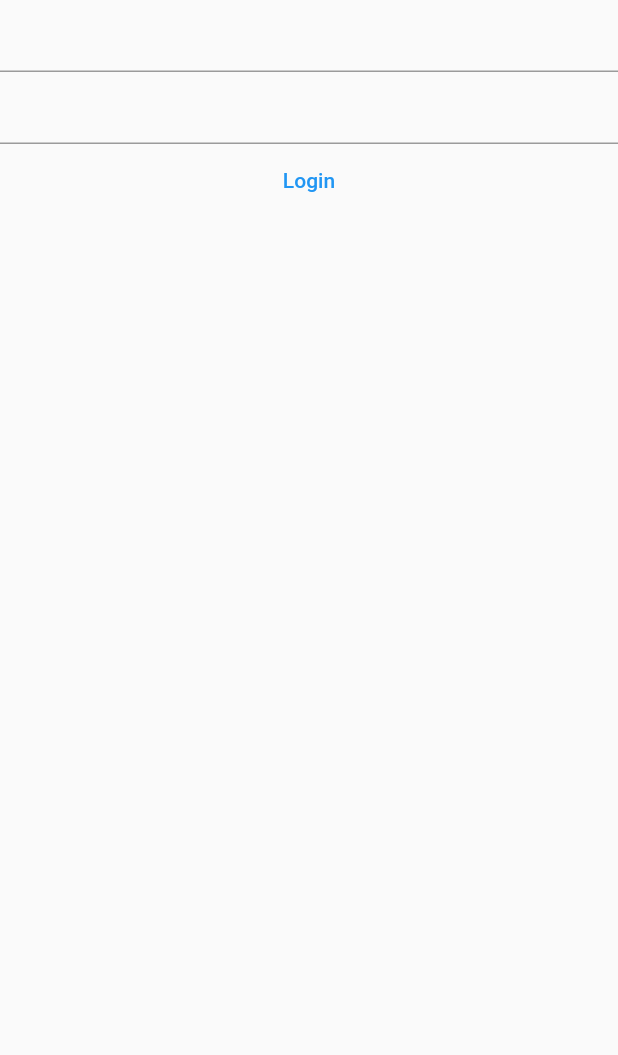
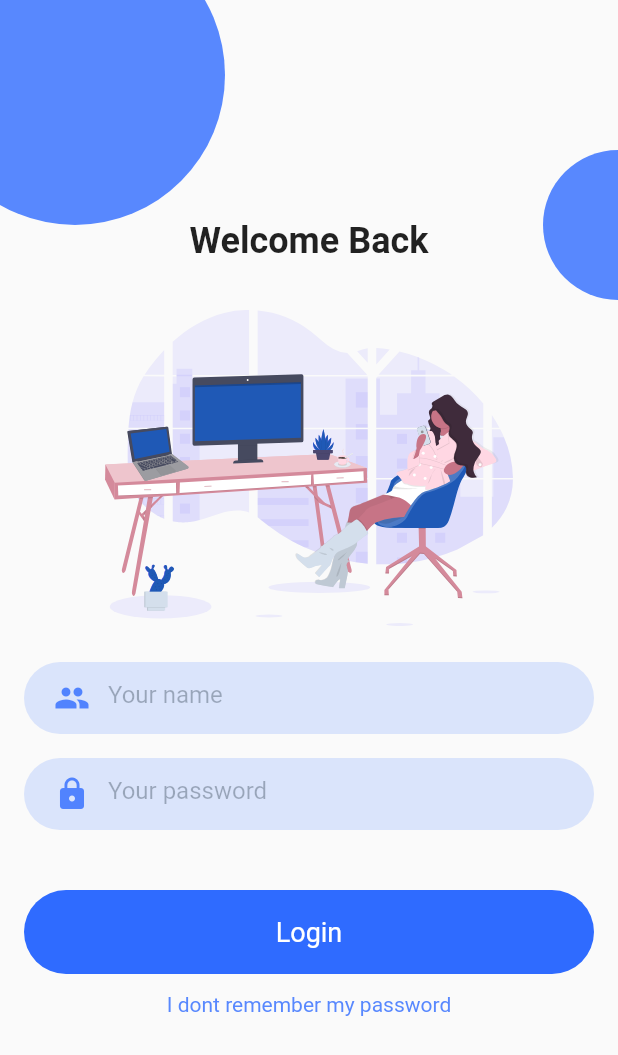
Before and after one commit to ngthailam/flutter_password_saver, a Flutter app: the LoginPage screen opened by its route, on a phone screen of 412 x 824 dp. Shown: the top 1055 px of the screen. Run offline on Flutter 3.47's test engine with Material 2 defaults, Android fonts, the phone set to English and light mode, and no system bars; our stand-ins replace copy_with_extension, flutter_bloc, flutter_secure_storage, flutter_slidable, flutter_svg, get_it and 4 more; accounts and stored records are empty.

Commit message:
Re design login page

```diff
--- a/lib/domain/model/account_preference.dart
+++ b/lib/domain/model/account_preference.dart
@@ -1,5 +1,4 @@
 import 'package:copy_with_extension/copy_with_extension.dart';
-import 'package:collection/collection.dart';
 
 part 'account_preference.g.dart';
 
--- a/lib/presentation/page/auth/login/login_page.dart
+++ b/lib/presentation/page/auth/login/login_page.dart
@@ -6,7 +6,12 @@ import 'package:flutter_password_saver/presentation/page/auth/login/bloc/login_e
 import 'package:flutter_password_saver/presentation/page/auth/login/bloc/login_state.dart';
 import 'package:flutter_password_saver/presentation/utils/load_state.dart';
 import 'package:flutter_password_saver/presentation/utils/snackbar_ext.dart';
+import 'package:flutter_password_saver/presentation/values/colors.dart';
+import 'package:flutter_password_saver/presentation/widget/loading_indicator.dart';
+import 'package:flutter_password_saver/presentation/widget/primary_button.dart';
+import 'package:flutter_password_saver/presentation/widget/primary_text_input.dart';
 import 'package:flutter_password_saver/util/app_router.dart';
+import 'package:flutter_svg/flutter_svg.dart';
 
 class LoginPage extends StatefulWidget {
   const LoginPage({Key? key}) : super(key: key);
@@ -54,17 +59,33 @@ class _LoginPageState extends State<LoginPage> {
               _loginBloc.onNameChanged(userName);
             }
           }),
-          child: Column(
+          child: Stack(
             children: [
-              TextField(
-                controller: _nameTextEdtCtrl,
-                onChanged: _loginBloc.onNameChanged,
+              Positioned(
+                top: 100,
+                right: -50,
+                child: Container(
+                  width: 100,
+                  height: 100,
+                  decoration: BoxDecoration(
+                    borderRadius: BorderRadius.circular(50),
+                    color: AppColors.blue400,
+                  ),
+                ),
               ),
-              TextField(
-                controller: _passwordTextEdtCtrl,
-                onChanged: _loginBloc.onPasswordChanged,
+              Positioned(
+                top: -50,
+                left: -50,
+                child: Container(
+                  width: 200,
+                  height: 200,
+                  decoration: BoxDecoration(
+                    borderRadius: BorderRadius.circular(100),
+                    color: AppColors.blue400,
+                  ),
+                ),
               ),
-              _loginBtn(),
+              _body(),
             ],
           ),
         ),
@@ -72,11 +93,80 @@ class _LoginPageState extends State<LoginPage> {
     );
   }
 
+  Widget _body() {
+    return AnimatedOpacity(
+      opacity: 1,
+      duration: const Duration(milliseconds: 350),
+      child: Align(
+        alignment: Alignment.center,
+        child: SingleChildScrollView(
+            child: Column(
+          crossAxisAlignment: CrossAxisAlignment.center,
+          mainAxisAlignment: MainAxisAlignment.center,
+          children: [
+            const Text(
+              'Welcome Back',
+              style: TextStyle(fontWeight: FontWeight.bold, fontSize: 24),
+            ),
+            const SizedBox(height: 32),
+            _mainIcon(),
+            const SizedBox(height: 16),
+            _nameTextField(),
+            _passwordTextField(),
+            const SizedBox(height: 32),
+            _loginBtn(),
+            const SizedBox(height: 12),
+            _forgotPasswordPrompt(),
+          ],
+        )),
+      ),
+    );
+  }
+
+  Widget _mainIcon() {
+    return SvgPicture.asset('assets/svg/login.svg');
+  }
+
+  Widget _nameTextField() {
+    return PrimaryTextInput(
+      icon: Icons.group,
+      hintText: 'Your name',
+      controller: _nameTextEdtCtrl,
+      onChanged: _loginBloc.onNameChanged,
+    );
+  }
+
+  Widget _passwordTextField() {
+    return PrimaryTextInput(
+      icon: Icons.lock,
+      hintText: 'Your password',
+      controller: _passwordTextEdtCtrl,
+      onChanged: _loginBloc.onPasswordChanged,
+    );
+  }
+
   Widget _loginBtn() {
-    return TextButton(
-        onPressed: () {
-          _loginBloc.add(ConfirmLoginEvent());
-        },
-        child: const Text('Login'));
+    return PrimaryButton(
+      onPressed: () {
+        _loginBloc.add(ConfirmLoginEvent());
+      },
+      text: 'Login',
+    );
+  }
+
+  Widget _forgotPasswordPrompt() {
+    return GestureDetector(
+      onTap: () {
+        // Handle
+        context.showSnackBar('Comming soon...');
+      },
+      child: const Text(
+        'I dont remember my password',
+        style: TextStyle(
+          color: AppColors.blue400,
+          fontSize: 14,
+        ),
+      ),
+    );
   }
 }
--- /dev/null
+++ b/lib/presentation/widget/loading_indicator.dart
@@ -0,0 +1,31 @@
+import 'dart:io';
+
+import 'package:flutter/cupertino.dart';
+import 'package:flutter/material.dart';
+
+class LoadingIndicator extends StatelessWidget {
+  const LoadingIndicator({Key? key, this.size = 32, this.color})
+      : super(key: key);
+
+  final double size;
+  final Color? color;
+
+  @override
+  Widget build(BuildContext context) {
+    return SizedBox(
+      height: size,
+      width: size,
+      child: Center(
+        child: Platform.isAndroid ? _androidIndicator() : _iosIndicator(),
+      ),
+    );
+  }
+
+  _androidIndicator() {
+    return CircularProgressIndicator(color: color);
+  }
+
+  _iosIndicator() {
+    return CupertinoActivityIndicator(color: color);
+  }
+}
--- /dev/null
+++ b/lib/presentation/widget/primary_button.dart
@@ -0,0 +1,45 @@
+import 'package:flutter/material.dart';
+import 'package:flutter_password_saver/presentation/values/colors.dart';
+import 'package:flutter_password_saver/presentation/widget/loading_indicator.dart';
+
+class PrimaryButton extends StatelessWidget {
+  const PrimaryButton({
+    Key? key,
+    this.onPressed,
+    this.isLoading = false,
+    this.margin = const EdgeInsets.symmetric(horizontal: 16),
+    required this.text,
+  }) : super(key: key);
+
+  final VoidCallback? onPressed;
+  final String text;
+  final EdgeInsets margin;
+  final bool isLoading;
+
+  @override
+  Widget build(BuildContext context) {
+    return InkWell(
+      onTap: onPressed,
+      borderRadius: BorderRadius.circular(32),
+      child: Container(
+        margin: margin,
+        decoration: BoxDecoration(
+          borderRadius: BorderRadius.circular(32),
+          color: AppColors.blue500,
+        ),
+        height: 56,
+        padding: const EdgeInsets.symmetric(horizontal: 16, vertical: 8),
+        alignment: Alignment.center,
+        child: isLoading
+            ? const LoadingIndicator(color: AppColors.white500)
+            : Text(
+                text,
+                style: const TextStyle(
+                  color: Colors.white,
+                  fontSize: 18,
+                ),
+              ),
+      ),
+    );
+  }
+}
--- /dev/null
+++ b/lib/presentation/widget/primary_text_input.dart
@@ -0,0 +1,44 @@
+import 'package:flutter/material.dart';
+import 'package:flutter_password_saver/presentation/values/colors.dart';
+
+class PrimaryTextInput extends StatelessWidget {
+  const PrimaryTextInput({
+    Key? key,
+    this.hintText = '',
+    this.controller,
+    this.onChanged,
+    this.icon,
+  }) : super(key: key);
+
+  final String hintText;
+  final TextEditingController? controller;
+  final Function(String text)? onChanged;
+  final IconData? icon;
+
+  @override
+  Widget build(BuildContext context) {
+    return Container(
+      margin: const EdgeInsets.symmetric(horizontal: 16, vertical: 8),
+      padding: const EdgeInsets.symmetric(horizontal: 8),
+      height: 48,
+      decoration: BoxDecoration(
+        borderRadius: BorderRadius.circular(32),
+        color: AppColors.blue400.withAlpha(40),
+      ),
+      child: Align(
+        alignment: Alignment.centerLeft,
+        child: TextField(
+          controller: controller,
+          onChanged: onChanged,
+          cursorColor: AppColors.blue500,
+          decoration: InputDecoration(
+            prefixIcon: Icon(icon, color: AppColors.blue400),
+            hintText: hintText,
+            border: InputBorder.none,
+            hintStyle: const TextStyle(color: AppColors.ink300),
+          ),
+        ),
+      ),
+    );
+  }
+}
--- a/pubspec.yaml
+++ b/pubspec.yaml
@@ -44,6 +44,7 @@ dependencies:
   flutter_slidable: ^1.2.0
   flutter_secure_storage: ^5.0.2
   shared_preferences: ^2.0.13
+  flutter_svg: ^1.0.3
 
 dev_dependencies:
   flutter_test:
@@ -71,9 +72,8 @@ flutter:
   uses-material-design: true
 
   # To add assets to your application, add an assets section, like this:
-  # assets:
-  #   - images/a_dot_burr.jpeg
-  #   - images/a_dot_ham.jpeg
+  assets:
+    - assets/svg/login.svg
 
   # An image asset can refer to one or more resolution-specific "variants", see
   # https://flutter.dev/assets-and-images/#resolution-aware.
```
Also changed, not shown: assets/svg/login.svg (added), pubspec.lock.
